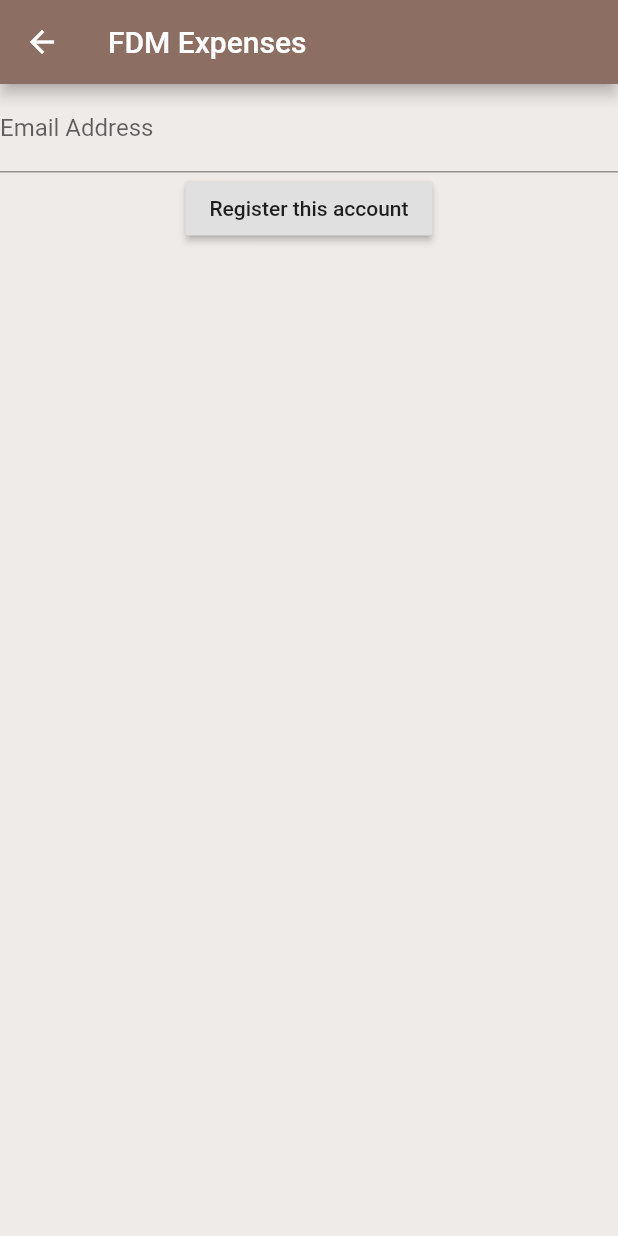
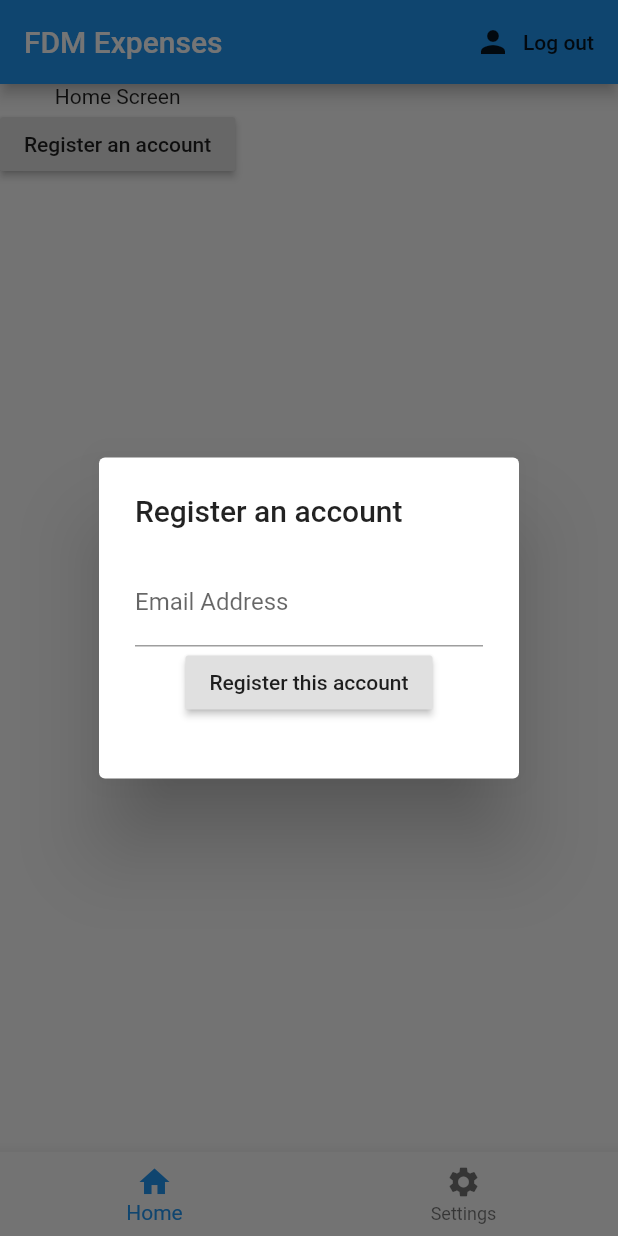
Before and after one commit to eso5-uol/Flutter-reciepts-app, a Flutter app: the screen it shows once a user with an empty profile is signed in, after a tap on "Register an account", on a phone screen of 412 x 824 dp. Run offline on Flutter 3.47's test engine with Material 2 defaults, Android fonts, the phone set to English and light mode, and no system bars; our stand-ins replace firebase_auth, fluttertoast, random_string; accounts and stored records are empty.

Commit message:
Legacy scaffold removed from Register dialog, suitably resized

```diff
--- a/fdm_expenses_app/lib/screens/register/register.dart
+++ b/fdm_expenses_app/lib/screens/register/register.dart
@@ -19,16 +19,12 @@ class _RegisterState extends State<Register> {
 
   @override
   Widget build(BuildContext context) {
-    return Scaffold(
-        backgroundColor: Colors.brown[50],
-        appBar: AppBar(
-          backgroundColor: Colors.brown[400],
-          title: Text("FDM Expenses"),
-        ),
-        body: Container(
-            child: Form(
+    return AlertDialog(
+        title: Text("Register an account"),
+            content: Form(
                 key: _formKey,
                 child: Column(
+                  mainAxisSize: MainAxisSize.min,
                   children: <Widget>[
                     TextFormField(
                         validator: Validator.emptyEmail,
@@ -79,6 +75,6 @@ class _RegisterState extends State<Register> {
                           fontSize: 14,
                         ))
                   ],
-                ))));
+                )));
   }
 }
```
